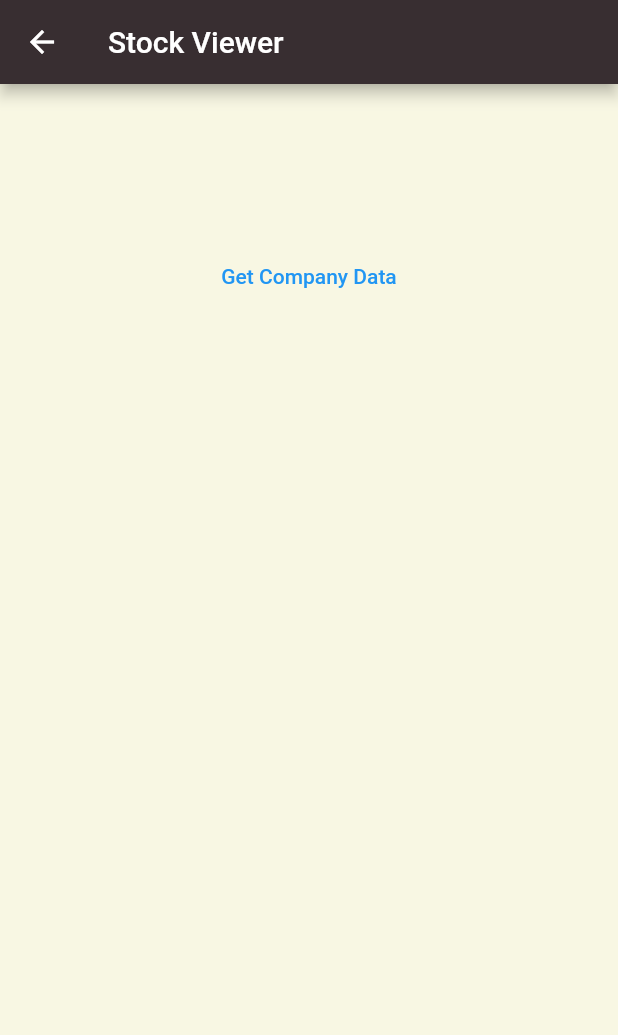
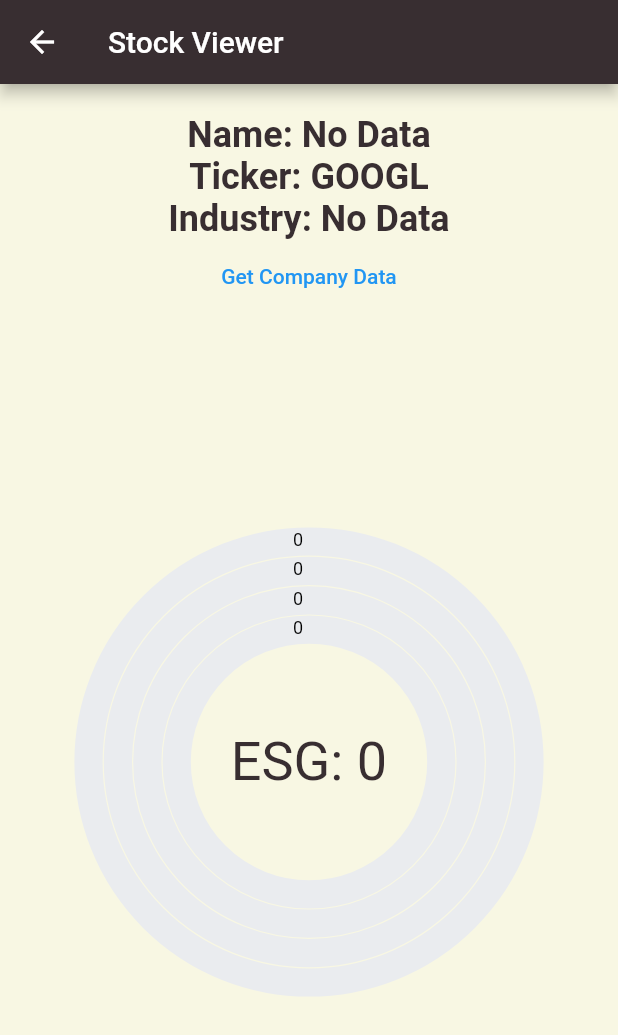
Before and after one commit to anirranjan/hackdfw-2021, a Flutter app: the StockViewer screen opened directly, after a tap on "Get Company Data", on a phone screen of 412 x 824 dp. Shown: the top 1035 px of the screen. Run offline on Flutter 3.47's test engine with Material 2 defaults, Android fonts, the phone set to English and light mode, and no system bars; our stand-ins replace syncfusion_flutter_charts; missing offline and left inert: flutter_dropdown_search; network calls fail.

Commit message:
Add more to stock viewing page

```diff
--- a/lib/screens/portfolio_screen.dart
+++ b/lib/screens/portfolio_screen.dart
@@ -51,7 +51,7 @@
                     tooltipBehavior: _tooltipBehavior,
                     annotations: <CircularChartAnnotation>[
                       CircularChartAnnotation(
-                        widget: Text(_chartData[3].gdp.toString(),
+                        widget: Text("ESG: " + _chartData[3].gdp.toString(),
                             style: const TextStyle(
                                 fontSize: 36, fontWeight: FontWeight.normal)),
                         radius: '0%',
--- a/lib/stock_viewer.dart
+++ b/lib/stock_viewer.dart
@@ -1,6 +1,9 @@
 import 'package:flutter/material.dart';
 import 'package:http/http.dart' as http;
 import 'dart:convert' as convert;
+import 'package:flutter/material.dart';
+import 'package:hackdfw_app/models/gdp_data.dart';
+import 'package:syncfusion_flutter_charts/charts.dart';
 
 class StockViewer extends StatefulWidget {
   const StockViewer({Key? key}) : super(key: key);
@@ -9,10 +12,29 @@
   _StockViewerState createState() => _StockViewerState();
 }
 
+Future<Map<String, dynamic>> postRequest(
+    String path, Map<String, dynamic> payload) async {
+  var url = Uri.http("user:pass@localhost:5000", path);
+  // final response = await http.get(url);
+  final response = await http.post(
+    url,
+    body: convert.jsonEncode(payload),
+  );
+
+  return convert.jsonDecode(response.body) as Map<String, dynamic>;
+}
+
 class _StockViewerState extends State<StockViewer> {
-  String company = '';
-  String ticker = '';
-  String companyType = '';
+  String company = 'No Data';
+  String ticker = 'GOOGL';
+  String companyType = 'No Data';
+
+  List<GDPData> _chartData = [
+    GDPData('Governmental', 0, Color(0x027333)),
+    GDPData('Social', 0, Color(0xF2CD32)),
+    GDPData('Environmental', 0, Color(0x410F57)),
+    GDPData('Total', 0, Color(0xE74236)),
+  ];
 
   @override
   Widget build(BuildContext context) {
@@ -25,19 +47,19 @@
         crossAxisAlignment: CrossAxisAlignment.stretch,
         children: [
           const Padding(padding: EdgeInsets.all(10.0)),
-          Text(company,
+          Text("Name: " + company,
               textAlign: TextAlign.center,
               style: const TextStyle(
                 fontSize: 24,
                 fontWeight: FontWeight.bold,
               )),
-          Text(ticker,
+          Text("Ticker: " + ticker,
               textAlign: TextAlign.center,
               style: const TextStyle(
                 fontSize: 24,
                 fontWeight: FontWeight.bold,
               )),
-          Text(companyType,
+          Text("Industry: " + companyType,
               textAlign: TextAlign.center,
               style: const TextStyle(
                 fontSize: 24,
@@ -46,17 +68,51 @@
           TextButton(
             onPressed: () async {
               var url = Uri.http("user:pass@localhost:5000", "/company");
-              final response = await http.get(url);
-              var jsonResponse =
-                  convert.jsonDecode(response.body) as Map<String, dynamic>;
+              final jsonResponse = await postRequest("/company", <String, String>{"tag": ticker});
               setState(() {
                 company = jsonResponse['companyName'];
                 ticker = jsonResponse['ticker'];
                 companyType = jsonResponse['companyType'];
+
+                _chartData = <GDPData>[];
+                int e = jsonResponse['environmentalScore'].round();
+                int s = jsonResponse['socialScore'].round();
+                int g = jsonResponse['governanceScore'].round();
+                int average = jsonResponse['prediction'].round();
+                _chartData.add(GDPData('Governmental', g, Color(0x027333)));
+                _chartData.add(GDPData('Social', s, Color(0xF2CD32)));
+                _chartData.add(GDPData('Environmental', e, Color(0x410F57)));
+                _chartData.add(GDPData('Total', average, Color(0xE74236)));
               });
             },
             child: const Text('Get Company Data'),
           ),
+              SizedBox(
+                  height: 600,
+                  width: 600,
+                  child: SfCircularChart(
+                      tooltipBehavior: TooltipBehavior(enable: true),
+                      annotations: <CircularChartAnnotation>[
+                        CircularChartAnnotation(
+                          widget: Text("ESG: " + _chartData[3].gdp.toString(),
+                              style: const TextStyle(
+                                  fontSize: 36, fontWeight: FontWeight.normal)),
+                          radius: '0%',
+                        )
+                      ],
+                      series: <CircularSeries>[
+                        RadialBarSeries<GDPData, String>(
+                            dataSource: _chartData,
+                            pointColorMapper: (GDPData data, _) =>
+                                data.pointColor,
+                            xValueMapper: (GDPData data, _) => data.continent,
+                            yValueMapper: (GDPData data, _) => data.gdp,
+                            dataLabelSettings:
+                                const DataLabelSettings(isVisible: true),
+                            enableTooltip: true,
+                            maximumValue: 100,
+                            cornerStyle: CornerStyle.bothCurve)
+                  ])),
         ],
       ),
     );
```
Also changed, not shown: 1 other file.
